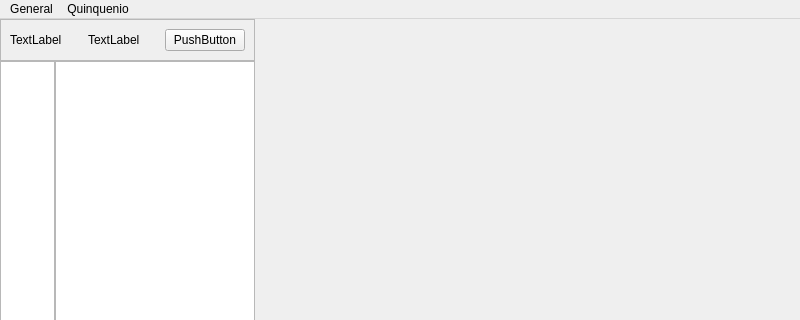
First picture: the form in ui_files/main.ui, repository AngelEUrbinaN/ssc-hr-managment, before the edit; both pictures show x 0 to 800 and y 0 to 320 of the 800 by 600 pixel window.
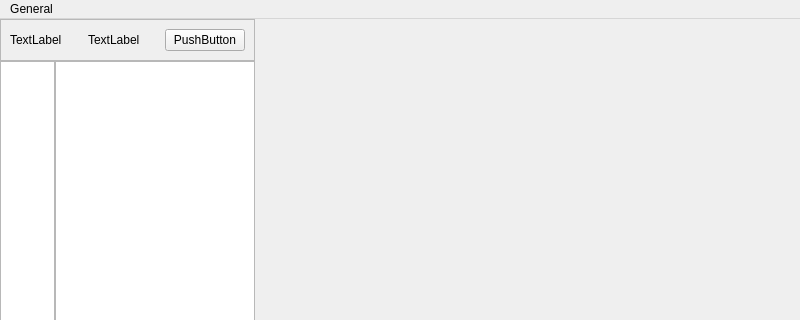
Second picture: the form after the edit.

The edit to the form file:
```diff
--- a/ui_files/main.ui
+++ b/ui_files/main.ui
@@ -97,7 +97,7 @@
      <x>0</x>
      <y>0</y>
      <width>800</width>
-     <height>22</height>
+     <height>21</height>
     </rect>
    </property>
    <widget class="QMenu" name="menuArchivo">
@@ -107,17 +107,7 @@
     <addaction name="actionAgregar_base_de_datos"/>
     <addaction name="actionExportar_Base_de_Datos"/>
    </widget>
-   <widget class="QMenu" name="menuQuinquenio">
-    <property name="title">
-     <string>Quinquenio</string>
-    </property>
-    <addaction name="actionImportar_Base_de_Datos"/>
-    <addaction name="actionExportar_Base_de_Datos_3"/>
-    <addaction name="separator"/>
-    <addaction name="actionEliminar_Base_de_Datos_2"/>
-   </widget>
    <addaction name="menuArchivo"/>
-   <addaction name="menuQuinquenio"/>
   </widget>
   <widget class="QStatusBar" name="statusbar"/>
   <action name="actionAgregar_base_de_datos">
```
